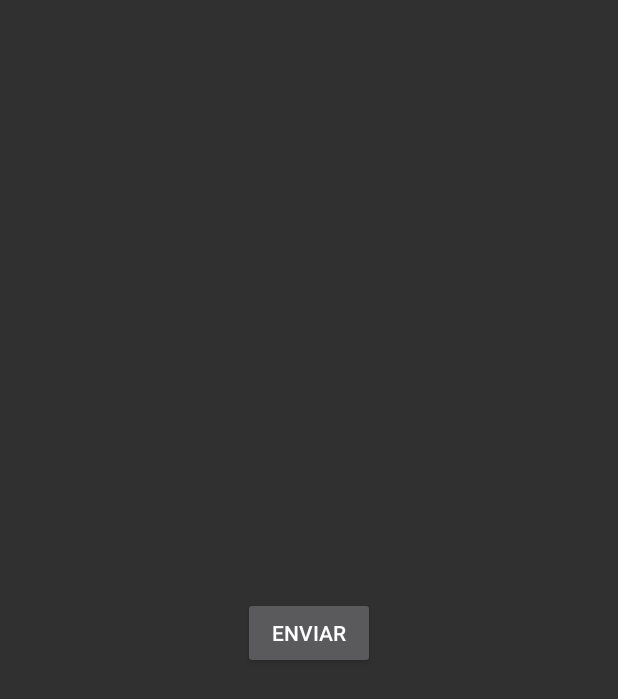
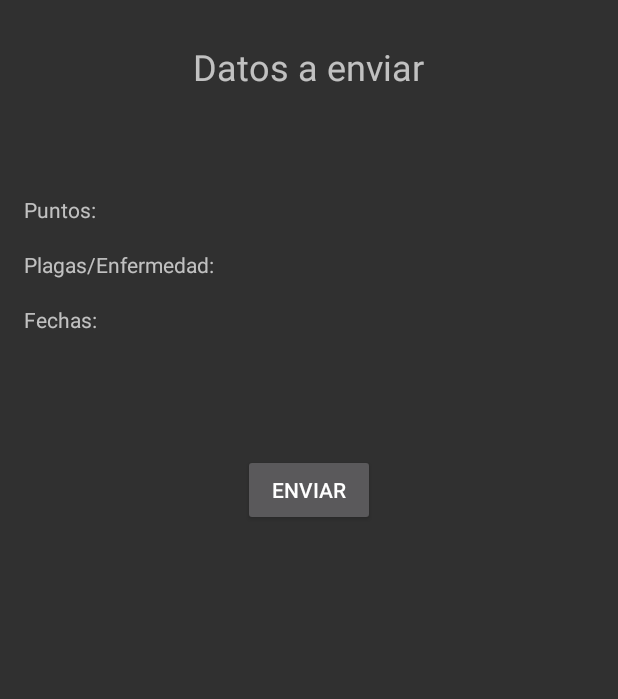
Before and after one commit to GeoorgeO/ShellPest_Android, an Android app: the layout activity_enviar.xml on its own in the app's theme, with its tools: preview values and no code run, on a phone screen of 412 x 824 dp. Shown: the top 699 px of the screen. Run offline under Robolectric (Android 15) with nearby library versions, the phone set to English and light mode, and no system bars.

Commit message:
Correcciones al guardar y enviar informacion

```diff
--- a/Software/app/src/main/res/layout/activity_enviar.xml
+++ b/Software/app/src/main/res/layout/activity_enviar.xml
@@ -11,13 +11,81 @@
         android:layout_width="wrap_content"
         android:layout_height="wrap_content"
         android:layout_marginStart="161dp"
-        android:layout_marginTop="351dp"
+        android:layout_marginTop="80dp"
         android:layout_marginEnd="162dp"
-        android:layout_marginBottom="332dp"
         android:onClick="Enviar"
         android:text="Enviar"
-        app:layout_constraintBottom_toBottomOf="parent"
+        app:layout_constraintEnd_toEndOf="parent"
+        app:layout_constraintStart_toStartOf="parent"
+        app:layout_constraintTop_toBottomOf="@+id/txt_Fechas" />
+
+    <TextView
+        android:id="@+id/textView"
+        android:layout_width="wrap_content"
+        android:layout_height="wrap_content"
+        android:layout_marginStart="129dp"
+        android:layout_marginTop="28dp"
+        android:layout_marginEnd="130dp"
+        android:text="Datos a enviar"
+        android:textSize="24sp"
         app:layout_constraintEnd_toEndOf="parent"
         app:layout_constraintStart_toStartOf="parent"
         app:layout_constraintTop_toTopOf="parent" />
+
+    <TextView
+        android:id="@+id/textView2"
+        android:layout_width="wrap_content"
+        android:layout_height="wrap_content"
+        android:layout_marginStart="16dp"
+        android:layout_marginTop="130dp"
+        android:text="Puntos:"
+        app:layout_constraintStart_toStartOf="parent"
+        app:layout_constraintTop_toTopOf="parent" />
+
+    <TextView
+        android:id="@+id/textView3"
+        android:layout_width="wrap_content"
+        android:layout_height="wrap_content"
+        android:layout_marginStart="16dp"
+        android:layout_marginTop="17dp"
+        android:text="Plagas/Enfermedad:"
+        app:layout_constraintStart_toStartOf="parent"
+        app:layout_constraintTop_toBottomOf="@+id/textView2" />
+
+    <TextView
+        android:id="@+id/textView4"
+        android:layout_width="wrap_content"
+        android:layout_height="wrap_content"
+        android:layout_marginStart="16dp"
+        android:layout_marginTop="17dp"
+        android:text="Fechas:"
+        app:layout_constraintStart_toStartOf="parent"
+        app:layout_constraintTop_toBottomOf="@+id/textView3" />
+
+    <TextView
+        android:id="@+id/txt_NPuntos"
+        android:layout_width="60dp"
+        android:layout_height="wrap_content"
+        android:layout_marginStart="175dp"
+        android:layout_marginTop="130dp"
+        app:layout_constraintStart_toStartOf="parent"
+        app:layout_constraintTop_toTopOf="parent" />
+
+    <TextView
+        android:id="@+id/txt_NPE"
+        android:layout_width="60dp"
+        android:layout_height="wrap_content"
+        android:layout_marginStart="175dp"
+        android:layout_marginTop="17dp"
+        app:layout_constraintStart_toStartOf="parent"
+        app:layout_constraintTop_toBottomOf="@+id/txt_NPuntos" />
+
+    <TextView
+        android:id="@+id/txt_Fechas"
+        android:layout_width="100dp"
+        android:layout_height="wrap_content"
+        android:layout_marginStart="175dp"
+        android:layout_marginTop="17dp"
+        app:layout_constraintStart_toStartOf="parent"
+        app:layout_constraintTop_toBottomOf="@+id/txt_NPE" />
 </androidx.constraintlayout.widget.ConstraintLayout>
```
Also changed, not shown: Software/app/src/main/java/com/example/shellpest_android/Enviar.java (+330 -4 lines), Software/app/src/main/java/com/example/shellpest_android/Puntos_Capturados.java (+11 -12 lines), Software/app/src/main/java/com/example/shellpest_android/activity_Monitoreo.java (+2 -8 lines).
